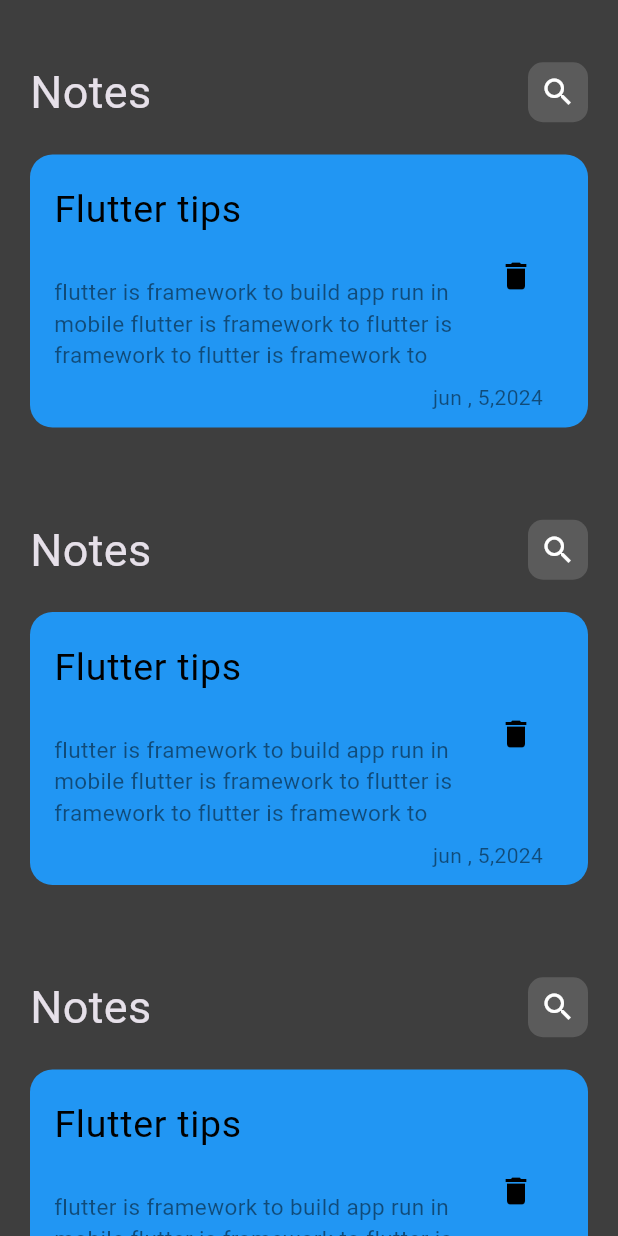
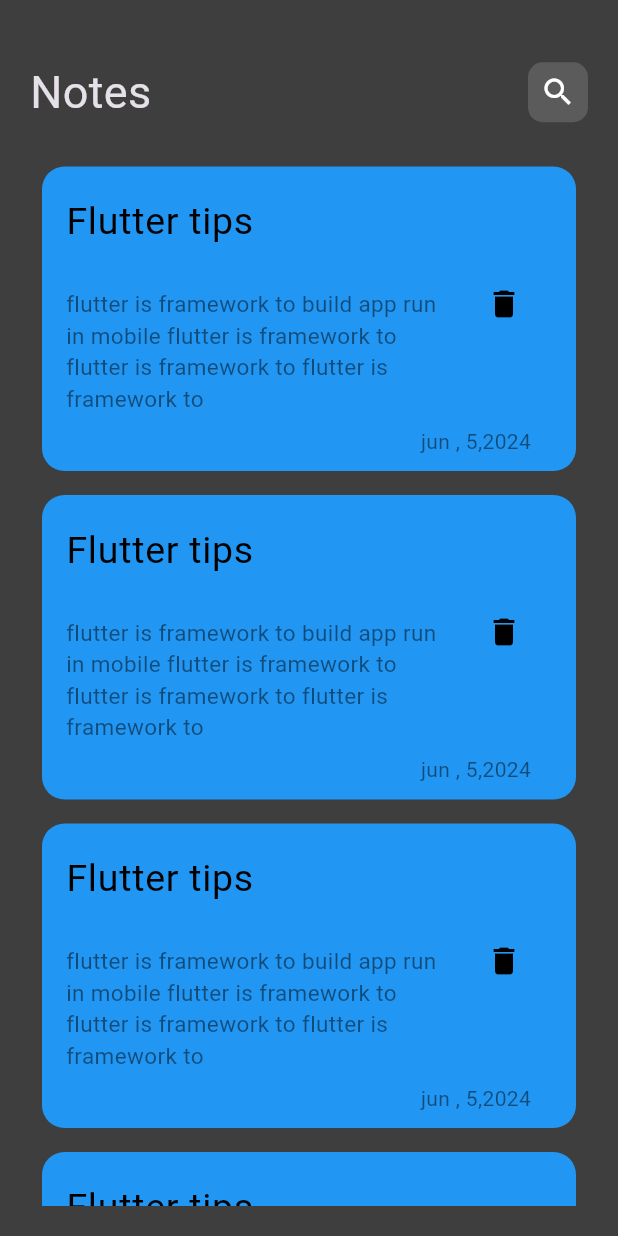
Before and after one commit to Ahmed-Hamouda1/notes_app, a Flutter app: the screen it shows after launch, on a phone screen of 412 x 824 dp. Run offline on Flutter 3.47's test engine with Material 3 defaults, Android fonts, the phone set to English and light mode, and no system bars.

Commit message:
create list of notes bu ListView.Builder

```diff
--- a/lib/views/notes_view.dart
+++ b/lib/views/notes_view.dart
@@ -10,13 +10,7 @@ class NotesView extends StatelessWidget
   {
     return Scaffold
     (
-      body: ListView.builder
-      (
-        itemBuilder: (BuildContext context, int index)
-        {
-          return NotesViewBody();
-        },
-      ),
+      body: NotesViewBody()
     );
   }
 }
--- /dev/null
+++ b/lib/views/widgets/notes_list.dart
@@ -0,0 +1,26 @@
+import 'package:flutter/material.dart';
+import 'package:notes_app/views/widgets/note_card.dart';
+
+class NotesList extends StatelessWidget
+{
+  const NotesList({super.key});
+
+  @override
+  Widget build(BuildContext context)
+  {
+    return Expanded
+    (
+      child: ListView.builder
+      (
+        itemCount: 10,
+        itemBuilder: (context,i)
+        {
+          return Padding(
+            padding: const EdgeInsets.all(8.0),
+            child: const NoteCard(),
+          );
+        }
+      ),
+    );
+  }
+}
--- a/lib/views/widgets/notes_view_body.dart
+++ b/lib/views/widgets/notes_view_body.dart
@@ -1,25 +1,25 @@
 import 'package:flutter/material.dart';
 import 'package:notes_app/views/widgets/custom_appBar.dart';
-import 'package:notes_app/views/widgets/note_card.dart';
+import 'package:notes_app/views/widgets/notes_list.dart';
 
 class NotesViewBody extends StatelessWidget
 {
   const NotesViewBody({super.key});
 
   @override
-  Widget build(BuildContext context) {
+  Widget build(BuildContext context)
+  {
     return const Padding
     (
-      padding: const EdgeInsets.all(20),
+      padding: EdgeInsets.all(20),
       child: Column
       (
         children:
         [
-          const SizedBox(height: 20,),
+          SizedBox(height: 20,),
           CustomAppBar(),
-          const SizedBox(height: 20,),
-          NoteCard()
-
+          SizedBox(height: 20,),
+          NotesList(),
         ],
       ),
     );
```
